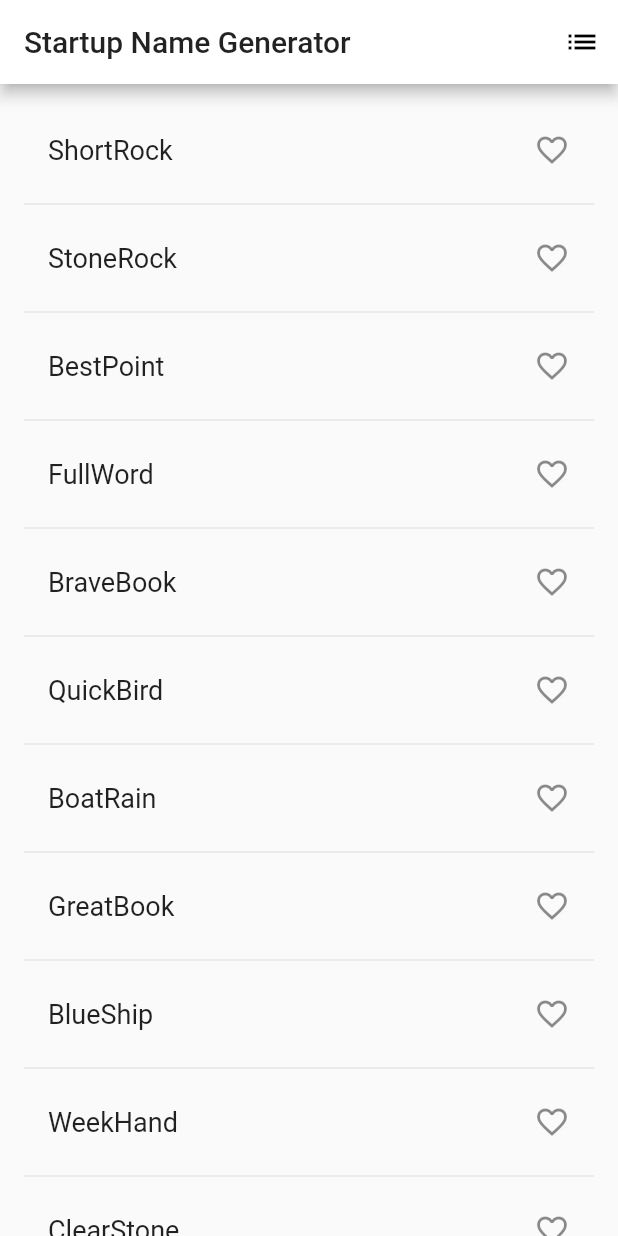
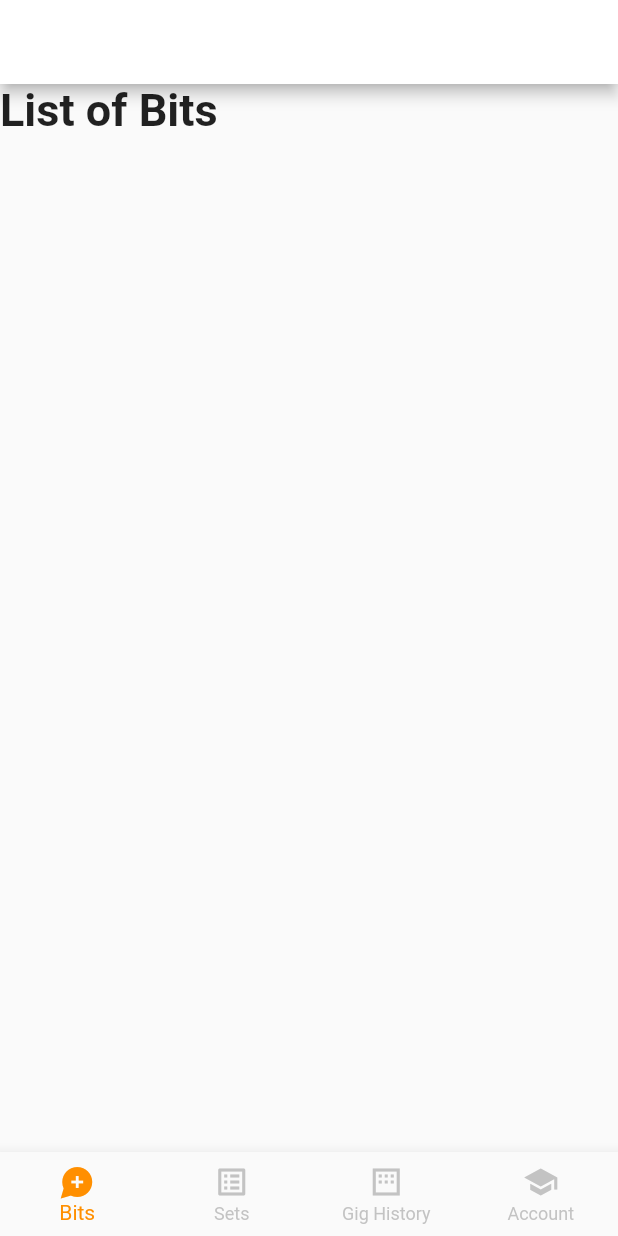
Before and after one commit to javaknight1/jokebook, a Flutter app: the screen it shows after launch, on a phone screen of 412 x 824 dp. Run offline on Flutter 3.47's test engine with Material 2 defaults, Android fonts, the phone set to English and light mode, and no system bars.

Commit message:
Add main bottom nav bar

```diff
--- a/lib/main.dart
+++ b/lib/main.dart
@@ -3,7 +3,6 @@
 // found in the LICENSE file.
 
 import 'package:flutter/material.dart';
-import 'package:english_words/english_words.dart';
 
 void main() => runApp(MyApp());
 
@@ -15,97 +14,74 @@ class MyApp extends StatelessWidget {
       theme: ThemeData(
         primaryColor: Colors.white
       ),
-      home: RandomWords(),
+      home: DisplayPage(),
     );
   }
 }
 
-class RandomWords extends StatefulWidget {
+class DisplayPage extends StatefulWidget {
   @override
-  _RandomWordsState createState() => _RandomWordsState();
+  _DisplayPageState createState() => _DisplayPageState();
 }
 
-class _RandomWordsState extends State<RandomWords> {
-  final _suggestions = <WordPair>[];
-  final _saved = Set<WordPair>();
-  final _biggerFont = TextStyle(fontSize: 18.0);
+class _DisplayPageState extends State<DisplayPage> {
+  int _selectedIndex = 0;
+  static const TextStyle optionStyle = TextStyle(fontSize: 30, fontWeight: FontWeight.bold);
+  static const List<Widget> _widgetOptions = <Widget>[
+    Text(
+      'List of Bits',
+      style: optionStyle,
+    ),
+    Text(
+      'List of Sets',
+      style: optionStyle,
+    ),
+    Text(
+      'Your Gig History',
+      style: optionStyle,
+    ),
+    Text(
+      'Account Settings',
+      style: optionStyle,
+    ),
+  ];
+
   @override
   Widget build(BuildContext context) {
     return Scaffold(
-      appBar: AppBar(
-        title: Text('Startup Name Generator'),
-        actions: [
-          IconButton(icon: Icon(Icons.list), onPressed: _pushSaved)
+      appBar: AppBar(),
+      body: _widgetOptions.elementAt(_selectedIndex),
+      bottomNavigationBar: BottomNavigationBar(
+        type: BottomNavigationBarType.fixed,
+        unselectedItemColor: Colors.grey.withOpacity(.60),
+        items: const <BottomNavigationBarItem>[
+          BottomNavigationBarItem(
+            icon: Icon(Icons.maps_ugc),
+            label: 'Bits',
+          ),
+          BottomNavigationBarItem(
+            icon: Icon(Icons.list_alt),
+            label: 'Sets',
+          ),
+          BottomNavigationBarItem(
+            icon: Icon(Icons.margin),
+            label: 'Gig History',
+          ),
+          BottomNavigationBarItem(
+            icon: Icon(Icons.school),
+            label: 'Account',
+          ),
         ],
+        currentIndex: _selectedIndex,
+        selectedItemColor: Colors.amber[800],
+        onTap: _onItemTapped,
       ),
-      body: _buildSuggestions(),
     );
   }
 
-  void _pushSaved() {
-    Navigator.of(context).push(
-      MaterialPageRoute<void>(
-        builder: (BuildContext context) {
-          final tiles = _saved.map(
-            (WordPair pair) {
-              return ListTile(
-                title: Text(
-                  pair.asPascalCase,
-                  style: _biggerFont,
-                ),
-              );
-            },
-          );
-          final divided = ListTile.divideTiles(
-            context: context,
-            tiles: tiles,
-          ).toList();
-
-          return Scaffold(
-            appBar: AppBar(
-              title: Text('Saved Suggestions'),
-            ),
-            body: ListView(children: divided),
-          );
-        }
-      )
-    );
-  }
-
-  Widget _buildRow(WordPair pair) {
-    final alreadySaved = _saved.contains(pair);
-    return ListTile(
-      title: Text(
-        pair.asPascalCase,
-        style: _biggerFont,
-      ),
-      trailing: Icon(
-        alreadySaved ? Icons.favorite : Icons.favorite_border,
-        color: alreadySaved ? Colors.red : null
-      ),
-      onTap: () {
-        setState(() {
-          if (alreadySaved) {
-            _saved.remove(pair);
-          } else {
-            _saved.add(pair);
-          }
-        });
-      }
-    );
-  }
-
-  Widget _buildSuggestions() {
-    return ListView.builder(
-        padding: EdgeInsets.all(16.0),
-        itemBuilder: /*1*/ (context, i) {
-          if (i.isOdd) return Divider(); /*2*/
-
-          final index = i ~/ 2; /*3*/
-          if (index >= _suggestions.length) {
-            _suggestions.addAll(generateWordPairs().take(10)); /*4*/
-          }
-          return _buildRow(_suggestions[index]);
-        });
+  void _onItemTapped(int index) {
+    setState(() {
+      _selectedIndex = index;
+    });
   }
 }
```
